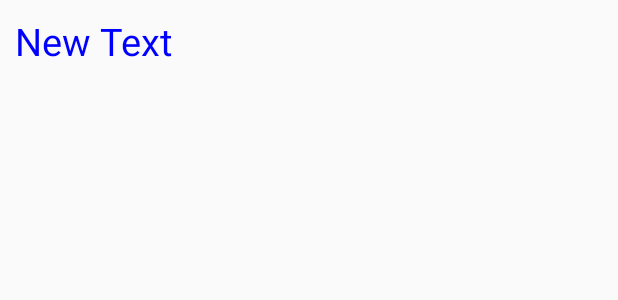
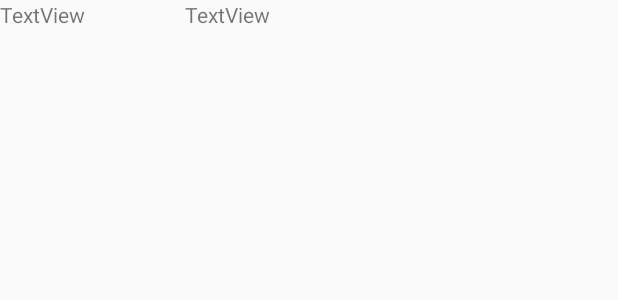
Before and after one commit to hankschen/Android, an Android app: the layout myview.xml on its own in the app's theme, with its tools: preview values and no code run, on a phone screen of 412 x 824 dp. Shown: the top 300 px of the screen. Run offline under Robolectric (Android 15) with nearby library versions, the phone set to English and light mode, and no system bars.

Commit message:
update ok

```diff
--- a/app/src/main/res/layout/myview.xml
+++ b/app/src/main/res/layout/myview.xml
@@ -3,13 +3,24 @@
     android:orientation="vertical" android:layout_width="match_parent"
     android:layout_height="match_parent">
 
-    <TextView xmlns:android="http://schemas.android.com/apk/res/android"
+    <LinearLayout
+        android:orientation="horizontal"
         android:layout_width="match_parent"
-        android:layout_height="wrap_content"
-        android:text="New Text"
-        android:textSize="25sp"
-        android:padding="10dp"
-        android:textColor="#00f"
-        android:id="@+id/textView" />
+        android:layout_height="match_parent">
+
+        <TextView
+            android:text="TextView"
+            android:layout_width="0dp"
+            android:layout_height="wrap_content"
+            android:id="@+id/textView"
+            android:layout_weight="3" />
+
+        <TextView
+            android:text="TextView"
+            android:layout_width="0dp"
+            android:layout_height="wrap_content"
+            android:id="@+id/textView2"
+            android:layout_weight="7" />
+    </LinearLayout>
 
 </LinearLayout>
```
Also changed, not shown: app/src/main/java/com/example/hanks/myretrofit/MainActivity.java (+8 -3 lines), app/src/main/java/com/example/hanks/myretrofit/UpdateActivity.java (+4 -5 lines), app/src/main/res/layout/activity_main.xml (+8 -5 lines).
